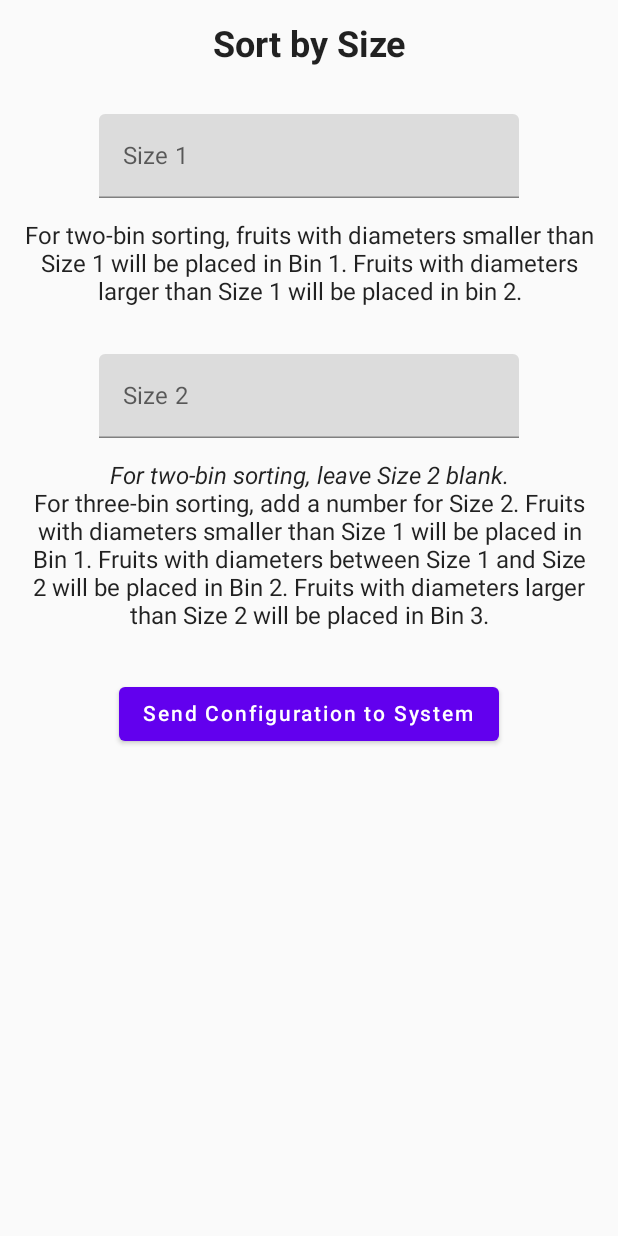
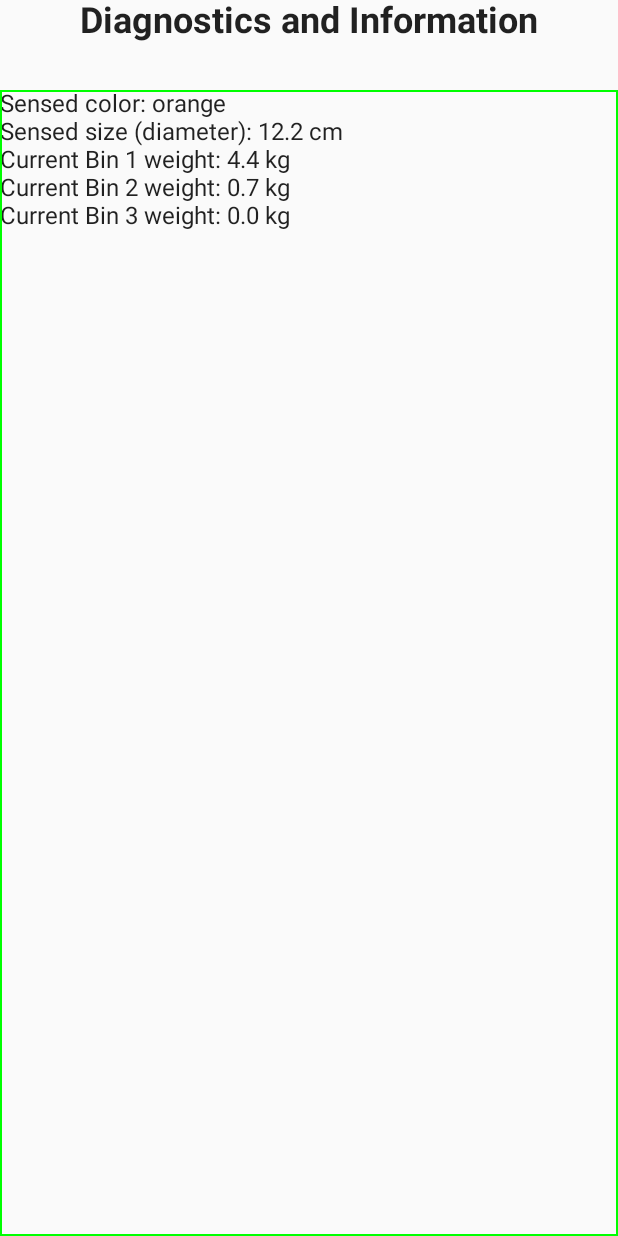
Before and after one commit to tamu-edu-students/Robotic-Sorting-System-Android-App, an Android app built with Jetpack Compose: the screen it shows after launch (MainActivity), on a phone screen of 412 x 824 dp. Run offline under Robolectric (Android 15) with nearby library versions, the phone set to English and light mode, and no system bars.

Commit message:
Added boilerplate Machine Info/Diagnostic screen

```diff
--- a/app/src/main/java/com/example/roboticsortingsystem/RSSScreen.kt
+++ b/app/src/main/java/com/example/roboticsortingsystem/RSSScreen.kt
@@ -5,6 +5,7 @@ import androidx.compose.runtime.Composable
 import androidx.compose.ui.Modifier
 import androidx.compose.ui.tooling.preview.Preview
 import com.example.roboticsortingsystem.ui.theme.ColorSortingScreen
+import com.example.roboticsortingsystem.ui.theme.MachineInfoScreen
 import com.example.roboticsortingsystem.ui.theme.SizeSortingScreen
 
 // Enum class holds names of screens in the app
@@ -25,7 +26,7 @@ fun RSSApp( // Controls navigation between screens
     modifier: Modifier = Modifier // Good practice to pass a default modifier
 ) {
     // Test: show initial screen
-    SizeSortingScreen()
+    MachineInfoScreen()
 }
 
 // Preview function
--- /dev/null
+++ b/app/src/main/java/com/example/roboticsortingsystem/ui/theme/MachineInfoScreen.kt
@@ -0,0 +1,77 @@
+package com.example.roboticsortingsystem.ui.theme
+
+import androidx.annotation.StringRes
+import androidx.compose.foundation.border
+import androidx.compose.foundation.layout.Arrangement
+import androidx.compose.foundation.layout.Column
+import androidx.compose.foundation.layout.fillMaxWidth
+import androidx.compose.material.Text
+import androidx.compose.runtime.Composable
+import androidx.compose.ui.Alignment
+import androidx.compose.ui.Modifier
+import androidx.compose.ui.graphics.Color
+import androidx.compose.ui.res.stringResource
+import androidx.compose.ui.text.style.TextAlign
+import androidx.compose.ui.tooling.preview.Preview
+import androidx.compose.ui.unit.dp
+import com.example.roboticsortingsystem.R
+import com.example.roboticsortingsystem.components.ScreenTitle
+
+// Provides common formatting for all text in the diagnostic box
+@Composable
+fun DiagnosticText(
+    @StringRes info: Int
+) {
+    Text(
+        text = stringResource(id = info),
+        textAlign = TextAlign.Left
+    )
+}
+
+// Draws the screen that shows diagnostic information from the RSS
+@Composable
+fun MachineInfoScreen(
+    modifier: Modifier = Modifier
+) {
+    /* TODO: add functionality that shows diagnostic info from the machine
+    * Such as:
+    * - Current color sensed
+    * - Current weight sensed for each bin
+    * - Current size sensed
+    * */
+
+    // This is a placeholder: actual info will go here during integration in 404
+    // Nested columns ensure that arrangement works correctly
+    Column(
+        modifier = Modifier.fillMaxWidth()
+    ) {
+        Column(
+            modifier = Modifier
+                .fillMaxWidth(),
+            verticalArrangement = Arrangement.Top,
+            horizontalAlignment = Alignment.CenterHorizontally
+        ) {
+            ScreenTitle(title = R.string.machine_info_button)
+        }
+        Column(
+            modifier = modifier
+                .fillMaxWidth()
+                .weight(1f)
+                .border(width = 1.dp, color = Color.Green) // Basic theming to identify this as diagnostic info: will make more visually appealing later
+        ) {
+            // TODO: change to a fixed-width font in DiagnosticTest function
+            // TODO: replace hard-coded sample data in strings with actual data
+            DiagnosticText(info = R.string.machine_info_current_color)
+            DiagnosticText(info = R.string.machine_info_current_size)
+            DiagnosticText(info = R.string.machine_info_current_weight_bin_1)
+            DiagnosticText(info = R.string.machine_info_current_weight_bin_2)
+            DiagnosticText(info = R.string.machine_info_current_weight_bin_3)
+        }
+    }
+}
+
+@Preview
+@Composable
+fun MachineInfoScreenPreview() {
+    MachineInfoScreen()
+}
--- a/app/src/main/res/values/strings.xml
+++ b/app/src/main/res/values/strings.xml
@@ -5,6 +5,11 @@
     <string name="support_button">Support Information</string>
     <string name="machine_info_screen">MachineInfo</string>
     <string name="machine_info_button">Diagnostics and Information</string>
+    <string name="machine_info_current_color">Sensed color: orange</string>
+    <string name="machine_info_current_size">Sensed size (diameter): 12.2 cm</string>
+    <string name="machine_info_current_weight_bin_1">Current Bin 1 weight: 4.4 kg</string>
+    <string name="machine_info_current_weight_bin_2">Current Bin 2 weight: 0.7 kg</string>
+    <string name="machine_info_current_weight_bin_3">Current Bin 3 weight: 0.0 kg</string>
     <string name="common_send_button">Send Configuration to System</string>
     <string name="configuration_screen">Configuration</string>
     <string name="configuration_button">Sorting Configuration</string>
```
